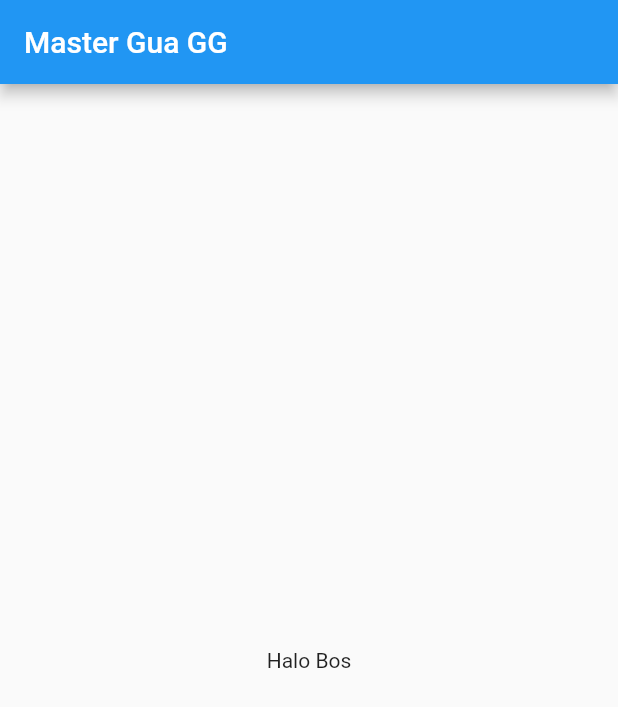
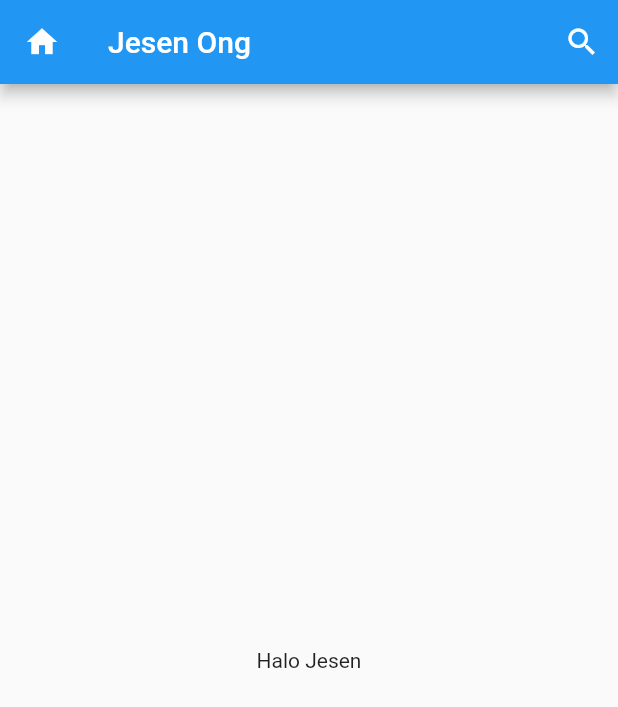
Before and after one commit to Mobile-Programming-MDP/materi-latihan-flutter-iniJesen, a Flutter app: the screen it shows after launch, on a phone screen of 412 x 824 dp. Shown: the top 707 px of the screen. Run offline on Flutter 3.47's test engine with Material 2 defaults, Android fonts, the phone set to English and light mode, and no system bars.

Commit message:
Add Icon Pada App Bar

```diff
--- a/coba_apk/lib/main.dart
+++ b/coba_apk/lib/main.dart
@@ -23,10 +23,22 @@ class firstScreen extends StatelessWidget {
   Widget build(BuildContext context) {
     return Scaffold(
       appBar: AppBar(
-        title: const Text("Master Gua GG"),
+        title: const Text("Jesen Ong"),
+        actions: <Widget>[
+          IconButton(
+              onPressed: () {},
+              icon: const Icon(
+                Icons.search,
+                color: Colors.white,
+              ))
+        ],
+        leading: IconButton(
+          onPressed: () {},
+          icon: const Icon(Icons.home, color: Colors.white),
+        ),
       ),
       body: const Center(
-        child: Text("Halo Bos"),
+        child: Text("Halo Jesen"),
       ),
     );
   }
```
